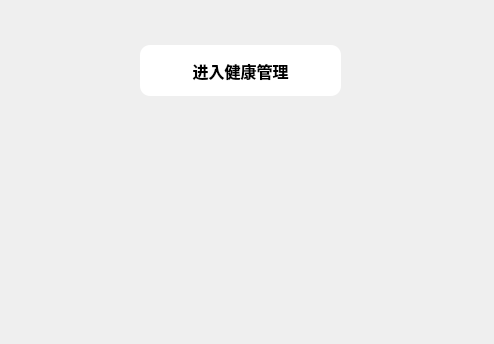
xiaofefe/Satellite_communication_software, file firstmainwindow.ui: the form before one commit; both pictures show x 530 to 1024 and y 245 to 589 of the 1024 by 589 pixel window.
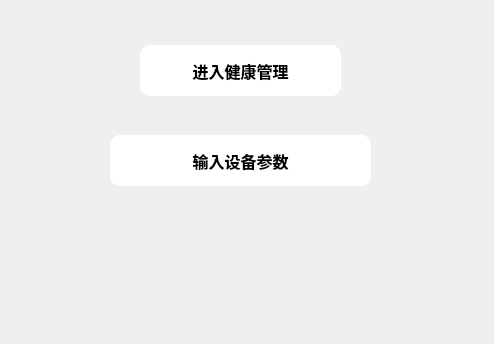
The form after the commit. Icons and pictures are not drawn.

```diff
--- a/firstmainwindow.ui
+++ b/firstmainwindow.ui
@@ -116,6 +116,19 @@
      <string>进入健康管理</string>
     </property>
    </widget>
+   <widget class="QPushButton" name="pushButton">
+    <property name="geometry">
+     <rect>
+      <x>640</x>
+      <y>380</y>
+      <width>261</width>
+      <height>51</height>
+     </rect>
+    </property>
+    <property name="text">
+     <string>输入设备参数</string>
+    </property>
+   </widget>
   </widget>
  </widget>
  <layoutdefault spacing="6" margin="11"/>
```
